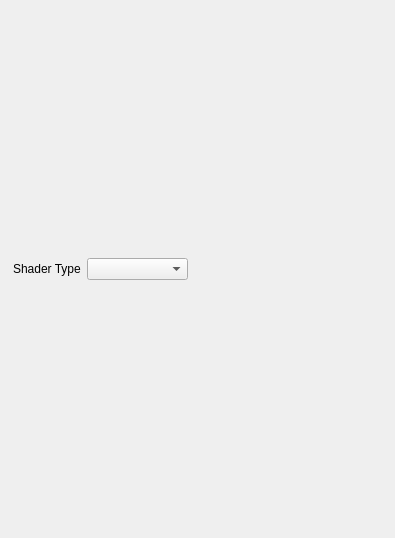
This is Editor/LuxonEditor.GUI.Qt/ShaderCreation/ShaderCreationWindow.ui in s-rahmani1992/LuxonEngine as Qt 5 draws it before an edit. The edited form follows.
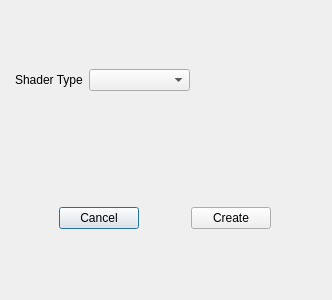
This is the edited form. Custom widgets are drawn as their Qt base class.

Commit message: Added validation check to shader window. Added validation function to the text field widgets.

Patch:
```diff
--- a/Editor/LuxonEditor.GUI.Qt/ShaderCreation/ShaderCreationWindow.ui
+++ b/Editor/LuxonEditor.GUI.Qt/ShaderCreation/ShaderCreationWindow.ui
@@ -6,10 +6,28 @@
    <rect>
     <x>0</x>
     <y>0</y>
-    <width>395</width>
-    <height>538</height>
+    <width>332</width>
+    <height>300</height>
    </rect>
   </property>
+  <property name="sizePolicy">
+   <sizepolicy hsizetype="Preferred" vsizetype="Fixed">
+    <horstretch>0</horstretch>
+    <verstretch>0</verstretch>
+   </sizepolicy>
+  </property>
+  <property name="minimumSize">
+   <size>
+    <width>0</width>
+    <height>300</height>
+   </size>
+  </property>
+  <property name="maximumSize">
+   <size>
+    <width>16777215</width>
+    <height>490</height>
+   </size>
+  </property>
   <property name="windowTitle">
    <string>ShaderCreationWindow</string>
   </property>
@@ -30,7 +48,37 @@
     <number>2</number>
    </property>
    <item>
+    <widget class="QWidget" name="propertiesContainer" native="true">
+     <property name="sizePolicy">
+      <sizepolicy hsizetype="Preferred" vsizetype="Fixed">
+       <horstretch>0</horstretch>
+       <verstretch>0</verstretch>
+      </sizepolicy>
+     </property>
+     <property name="minimumSize">
+      <size>
+       <width>200</width>
+       <height>0</height>
+      </size>
+     </property>
+     <layout class="QVBoxLayout" name="verticalLayout_5">
+      <property name="leftMargin">
+       <number>2</number>
+      </property>
+      <property name="topMargin">
+       <number>2</number>
+      </property>
+      <property name="rightMargin">
+       <number>2</number>
+      </property>
+      <property name="bottomMargin">
+       <number>2</number>
+      </property>
+      <item>
     <widget class="QTextField" name="shaderNameField">
+        <property name="layoutDirection">
+         <enum>Qt::LayoutDirection::LeftToRight</enum>
+        </property>
      <property name="labelText">
       <string>File Name</string>
      </property>
@@ -102,39 +150,6 @@
     </widget>
    </item>
    <item>
-    <widget class="QWidget" name="typePropertiesContainer" native="true">
-     <property name="sizePolicy">
-      <sizepolicy hsizetype="Preferred" vsizetype="Preferred">
-       <horstretch>0</horstretch>
-       <verstretch>0</verstretch>
-      </sizepolicy>
-     </property>
-     <property name="minimumSize">
-      <size>
-       <width>200</width>
-       <height>0</height>
-      </size>
-     </property>
-     <layout class="QFormLayout" name="formLayout">
-      <property name="horizontalSpacing">
-       <number>2</number>
-      </property>
-      <property name="verticalSpacing">
-       <number>2</number>
-      </property>
-      <property name="leftMargin">
-       <number>2</number>
-      </property>
-      <property name="topMargin">
-       <number>2</number>
-      </property>
-      <property name="rightMargin">
-       <number>2</number>
-      </property>
-      <property name="bottomMargin">
-       <number>2</number>
-      </property>
-      <item row="0" column="0">
        <widget class="QWidget" name="rasterizationContainer" native="true">
         <property name="enabled">
          <bool>true</bool>
@@ -194,7 +209,7 @@
         </layout>
        </widget>
       </item>
-      <item row="1" column="0">
+      <item>
        <widget class="QWidget" name="rayTracingContainer" native="true">
         <property name="sizePolicy">
          <sizepolicy hsizetype="Preferred" vsizetype="Fixed">
@@ -251,7 +266,7 @@
         </layout>
        </widget>
       </item>
-      <item row="2" column="0">
+      <item>
        <widget class="QWidget" name="computeContainer" native="true">
         <property name="enabled">
          <bool>true</bool>
@@ -300,6 +315,44 @@
      </layout>
     </widget>
    </item>
+   <item>
+    <widget class="QWidget" name="widget" native="true">
+     <property name="sizePolicy">
+      <sizepolicy hsizetype="Expanding" vsizetype="Fixed">
+       <horstretch>0</horstretch>
+       <verstretch>0</verstretch>
+      </sizepolicy>
+     </property>
+     <layout class="QHBoxLayout" name="horizontalLayout_2">
+      <item>
+       <widget class="QPushButton" name="cancelButton">
+        <property name="sizePolicy">
+         <sizepolicy hsizetype="Fixed" vsizetype="Fixed">
+          <horstretch>0</horstretch>
+          <verstretch>0</verstretch>
+         </sizepolicy>
+        </property>
+        <property name="text">
+         <string>Cancel</string>
+        </property>
+       </widget>
+      </item>
+      <item>
+       <widget class="QPushButton" name="createButton">
+        <property name="sizePolicy">
+         <sizepolicy hsizetype="Fixed" vsizetype="Fixed">
+          <horstretch>0</horstretch>
+          <verstretch>0</verstretch>
+         </sizepolicy>
+        </property>
+        <property name="text">
+         <string>Create</string>
+        </property>
+       </widget>
+      </item>
+     </layout>
+    </widget>
+   </item>
   </layout>
  </widget>
  <layoutdefault spacing="6" margin="11"/>
```
Left out of the diff: 4 changed lines with no effect on the pictures. Lines whose indentation alone changed are shown as unchanged. The commit also changes 6 other files.
